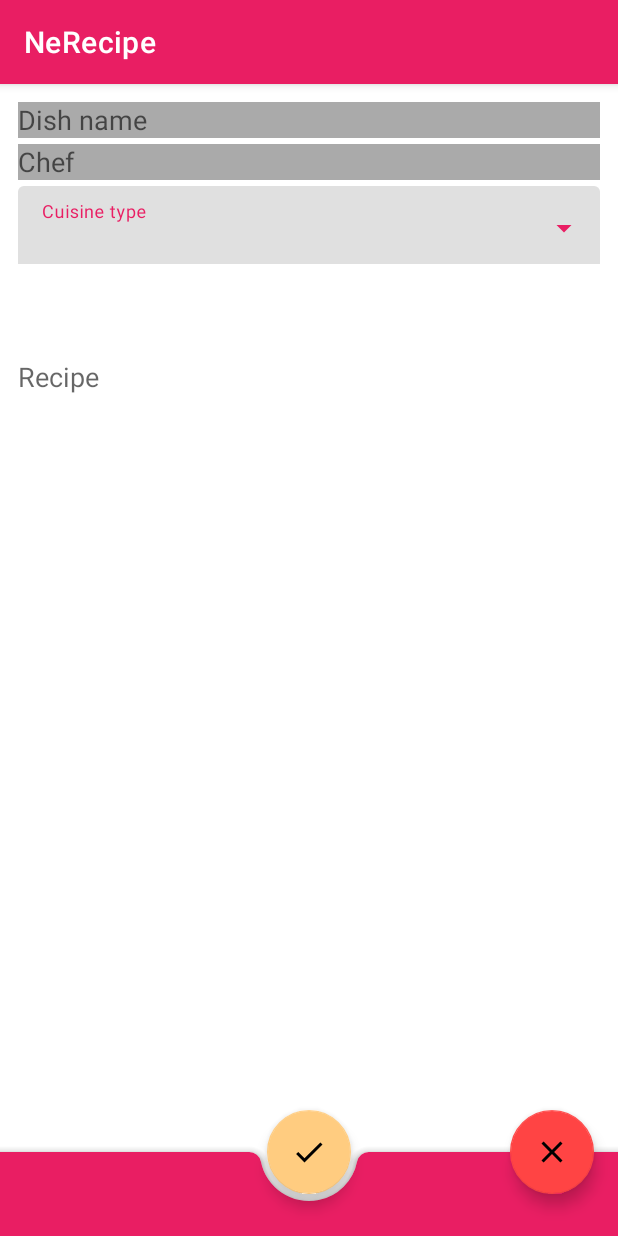
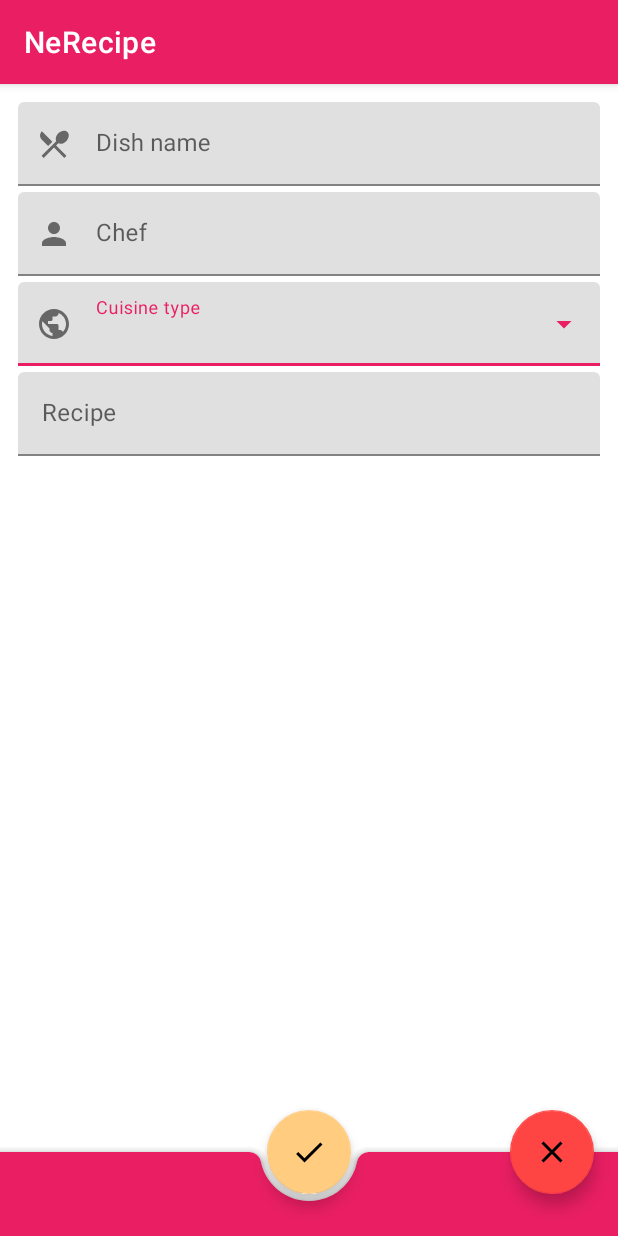
Before and after one commit to smoskovtsev/NeRecipe, an Android app: the fragment RecipeDescriptionFragment shown on its own in the app's theme, after a tap on "Save recipe", on a phone screen of 412 x 824 dp. Run offline under Robolectric (Android 15) with nearby library versions, the phone set to English and light mode, and no system bars; 3 statements that could not run were skipped; 2 other taps on this screen came first.

Commit message:
Recipe description visual adjusted

```diff
--- a/app/src/main/java/ru/netology/nerecipe/ui/RecipeDescriptionFragment.kt
+++ b/app/src/main/java/ru/netology/nerecipe/ui/RecipeDescriptionFragment.kt
@@ -24,18 +24,16 @@ class RecipeDescriptionFragment : Fragment() {
         args.initialRecipe
     }
 
-
-
     override fun onCreateView(
         inflater: LayoutInflater,
         container: ViewGroup?,
         savedInstanceState: Bundle?
     ) = RecipeDescriptionFragmentBinding.inflate(layoutInflater, container, false).also { binding ->
-        binding.editName.setText(initialRecipe?.name)
-        binding.editAuthor.setText(initialRecipe?.author)
+        binding.editName.editText!!.setText(initialRecipe?.name)
+        binding.editName.requestFocus()
+        binding.editAuthor.editText?.setText(initialRecipe?.author)
         binding.editCategory.editText?.setText(initialRecipe?.category)
-        binding.editDescription.setText(initialRecipe?.description)
-        binding.editDescription.requestFocus()
+        binding.editDescription.editText!!.setText(initialRecipe?.description)
         binding.ok.setOnClickListener {
             onOkButtonClicked(binding)
         }
@@ -50,10 +48,10 @@ class RecipeDescriptionFragment : Fragment() {
     }.root
 
     private fun onOkButtonClicked(binding: RecipeDescriptionFragmentBinding) {
-        val textName = binding.editName.text
-        val textAuthor = binding.editAuthor.text
+        val textName = binding.editName.editText?.text
+        val textAuthor = binding.editAuthor.editText?.text
         val textCategory = binding.editCategory.editText?.text
-        val textDescription = binding.editDescription.text
+        val textDescription = binding.editDescription.editText?.text
         if (!textName.isNullOrBlank() && !textDescription.isNullOrBlank() ) {
             val resultBundle = Bundle(1)
             resultBundle.putStringArray(RESULT_KEY, arrayOf(textName.toString(), textAuthor.toString(), textCategory.toString(), textDescription.toString()))
--- /dev/null
+++ b/app/src/main/res/drawable/ic_chef_24.xml
@@ -0,0 +1,5 @@
+<vector android:height="24dp" android:tint="#000000"
+    android:viewportHeight="24" android:viewportWidth="24"
+    android:width="24dp" xmlns:android="http://schemas.android.com/apk/res/android">
+    <path android:fillColor="@android:color/white" android:pathData="M12,12c2.21,0 4,-1.79 4,-4s-1.79,-4 -4,-4 -4,1.79 -4,4 1.79,4 4,4zM12,14c-2.67,0 -8,1.34 -8,4v2h16v-2c0,-2.66 -5.33,-4 -8,-4z"/>
+</vector>
--- /dev/null
+++ b/app/src/main/res/drawable/ic_dish_24.xml
@@ -0,0 +1,5 @@
+<vector android:height="24dp" android:tint="#000000"
+    android:viewportHeight="24" android:viewportWidth="24"
+    android:width="24dp" xmlns:android="http://schemas.android.com/apk/res/android">
+    <path android:fillColor="@android:color/white" android:pathData="M8.1,13.34l2.83,-2.83L3.91,3.5c-1.56,1.56 -1.56,4.09 0,5.66l4.19,4.18zM14.88,11.53c1.53,0.71 3.68,0.21 5.27,-1.38 1.91,-1.91 2.28,-4.65 0.81,-6.12 -1.46,-1.46 -4.2,-1.1 -6.12,0.81 -1.59,1.59 -2.09,3.74 -1.38,5.27L3.7,19.87l1.41,1.41L12,14.41l6.88,6.88 1.41,-1.41L13.41,13l1.47,-1.47z"/>
+</vector>
--- /dev/null
+++ b/app/src/main/res/drawable/ic_earth_24.xml
@@ -0,0 +1,5 @@
+<vector android:height="24dp" android:tint="#000000"
+    android:viewportHeight="24" android:viewportWidth="24"
+    android:width="24dp" xmlns:android="http://schemas.android.com/apk/res/android">
+    <path android:fillColor="@android:color/white" android:pathData="M12,2C6.48,2 2,6.48 2,12s4.48,10 10,10 10,-4.48 10,-10S17.52,2 12,2zM11,19.93c-3.95,-0.49 -7,-3.85 -7,-7.93 0,-0.62 0.08,-1.21 0.21,-1.79L9,15v1c0,1.1 0.9,2 2,2v1.93zM17.9,17.39c-0.26,-0.81 -1,-1.39 -1.9,-1.39h-1v-3c0,-0.55 -0.45,-1 -1,-1L8,12v-2h2c0.55,0 1,-0.45 1,-1L11,7h2c1.1,0 2,-0.9 2,-2v-0.41c2.93,1.19 5,4.06 5,7.41 0,2.08 -0.8,3.97 -2.1,5.39z"/>
+</vector>
--- a/app/src/main/res/layout/recipe_description_fragment.xml
+++ b/app/src/main/res/layout/recipe_description_fragment.xml
@@ -7,27 +7,40 @@
     android:paddingTop="@dimen/reduced_spacing"
     tools:context=".ui.RecipeDescriptionFragment">
 
-    <EditText
+    <com.google.android.material.textfield.TextInputLayout
         android:id="@+id/editName"
-        android:background="@android:color/darker_gray"
+        android:layout_width="match_parent"
+        android:layout_height="wrap_content"
         android:layout_marginStart="@dimen/reduced_spacing"
         android:layout_marginEnd="@dimen/reduced_spacing"
-        android:hint="@string/edit_dish_name"
+        app:startIconDrawable="@drawable/ic_dish_24"
+        app:startIconContentDescription="@string/edit_dish_name"
+        android:hint="@string/edit_dish_name">
+
+        <com.google.android.material.textfield.TextInputEditText
             android:layout_width="match_parent"
-        android:layout_height="24dp"
-        android:gravity="start|top"
+            android:layout_height="wrap_content"
             />
 
-    <EditText
+    </com.google.android.material.textfield.TextInputLayout>
+
+    <com.google.android.material.textfield.TextInputLayout
         android:id="@+id/editAuthor"
-        android:background="@android:color/darker_gray"
+        android:layout_width="match_parent"
+        android:layout_height="wrap_content"
         android:layout_marginStart="@dimen/reduced_spacing"
         android:layout_marginEnd="@dimen/reduced_spacing"
-        android:hint="@string/edit_chef_name"
+        android:layout_marginTop="60dp"
+        app:startIconDrawable="@drawable/ic_chef_24"
+        app:startIconContentDescription="@string/edit_chef_name"
+        android:hint="@string/edit_chef_name">
+
+        <com.google.android.material.textfield.TextInputEditText
             android:layout_width="match_parent"
-        android:layout_height="24dp"
-        android:layout_marginTop="28dp"
+            android:layout_height="wrap_content"
             />
+
+    </com.google.android.material.textfield.TextInputLayout>
 
     <com.google.android.material.textfield.TextInputLayout
         android:id="@+id/editCategory"
@@ -36,7 +49,9 @@
         android:layout_height="wrap_content"
         android:layout_marginStart="@dimen/reduced_spacing"
         android:layout_marginEnd="@dimen/reduced_spacing"
-        android:layout_marginTop="56dp"
+        android:layout_marginTop="120dp"
+        app:startIconDrawable="@drawable/ic_earth_24"
+        app:startIconContentDescription="@string/edit_cuisine_type"
         android:hint="@string/edit_cuisine_type">
 
     <AutoCompleteTextView
@@ -46,19 +61,21 @@
         />
     </com.google.android.material.textfield.TextInputLayout>
 
-    <EditText
+    <com.google.android.material.textfield.TextInputLayout
         android:id="@+id/editDescription"
-        android:textAlignment="inherit"
-        android:hint="@string/edit_recipe_description"
-        android:background="@color/white"
+        android:layout_width="match_parent"
+        android:layout_height="wrap_content"
         android:layout_marginStart="@dimen/reduced_spacing"
         android:layout_marginEnd="@dimen/reduced_spacing"
+        android:layout_marginTop="180dp"
+        android:hint="@string/edit_recipe_description">
+
+        <com.google.android.material.textfield.TextInputEditText
             android:layout_width="match_parent"
-        android:layout_height="150dp"
-        android:nestedScrollingEnabled="true"
-        android:inputType="textMultiLine"
-        android:layout_marginTop="108dp"
+            android:layout_height="wrap_content"
             />
+
+    </com.google.android.material.textfield.TextInputLayout>
 
     <com.google.android.material.bottomappbar.BottomAppBar
         android:id="@+id/bottomAppBar"
```
Lines whose indentation alone changed are shown as unchanged.
